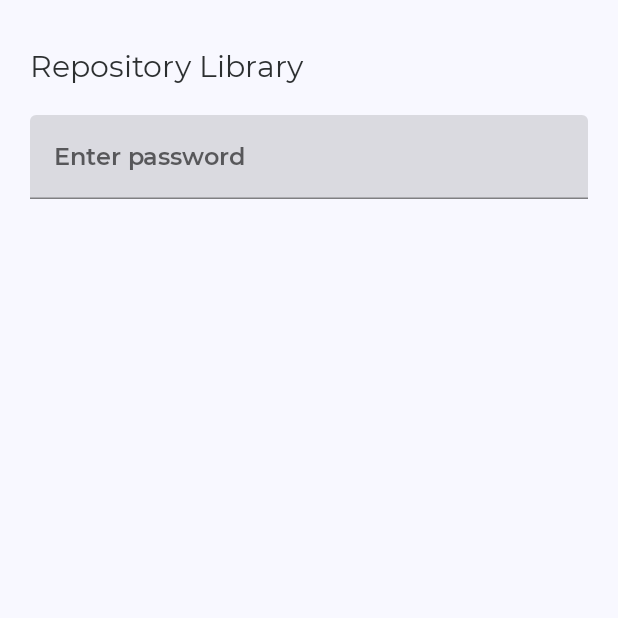
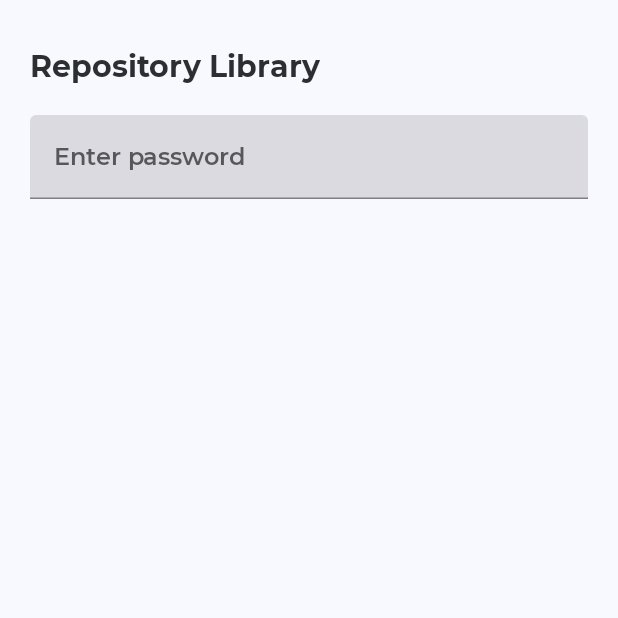
Before and after one commit to mahmed1987/GIthubExplorer, an Android app built with Jetpack Compose: the screen it shows after launch (LobbyActivity), on a phone screen of 412 x 824 dp, the top half of it. Run offline under Robolectric (Android 15) with nearby library versions, the phone set to English and light mode, and no system bars; our stand-ins replace Dagger/Hilt's generated code; Roboto replaces fonts that are not available here.

Commit message:
updating the style for the repositorylibrary headline

```diff
--- a/lobby/src/main/java/com/syphyr/dawn/lobby/ui/screens/RepositoryLibrary.kt
+++ b/lobby/src/main/java/com/syphyr/dawn/lobby/ui/screens/RepositoryLibrary.kt
@@ -23,7 +23,6 @@ fun RepositoryLibrary(modifier: Modifier = Modifier, onRepositoryClicked: (Long)
       Text(
         text = stringResource(id = R.string.repository_library),
         style = MaterialTheme.typography.h6,
-        fontWeight = FontWeight.Medium
       )
       Spacer(modifier = Modifier
         .fillMaxWidth()
```
